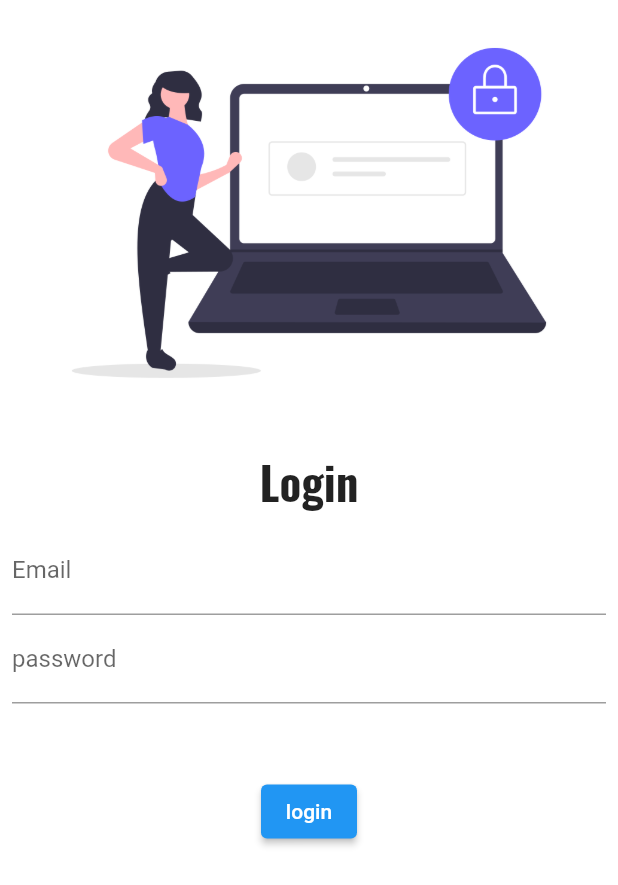
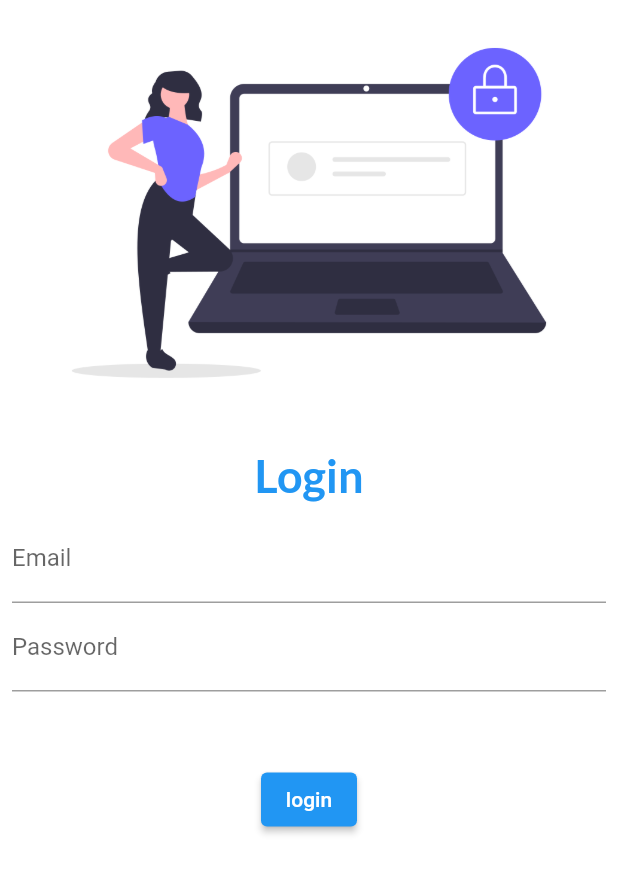
Before and after one commit to hritik7818/First-Flutter-App, a Flutter app: the screen it shows after launch, on a phone screen of 412 x 824 dp. Shown: the top 885 px of the screen. Run offline on Flutter 3.47's test engine with Material 2 defaults, Android fonts, the phone set to English and light mode, and no system bars; our stand-ins replace google_fonts.

```diff
--- a/lib/main.dart
+++ b/lib/main.dart
@@ -1,7 +1,6 @@
 import "package:flutter/material.dart";
 import 'package:flutter_application_2/pages/homePage.dart';
 import 'package:flutter_application_2/pages/loginPage.dart';
-import 'package:google_fonts/google_fonts.dart';
 
 void main() {
   runApp(MyApp());
--- a/lib/pages/loginPage.dart
+++ b/lib/pages/loginPage.dart
@@ -18,9 +18,10 @@ class LoginPage extends StatelessWidget {
           ),
           Text(
             "Login",
-            style: GoogleFonts.oswald(
+            style: GoogleFonts.lato(
               fontSize: 30,
               fontWeight: FontWeight.bold,
+              color: Colors.blue,
             ),
           ),
           Padding(
@@ -34,9 +35,10 @@ class LoginPage extends StatelessWidget {
                   ),
                 ),
                 TextFormField(
+                  obscureText: true,
                   decoration: InputDecoration(
                     hintText: "Enter password",
-                    labelText: "password",
+                    labelText: "Password",
                   ),
                 )
               ],
```
